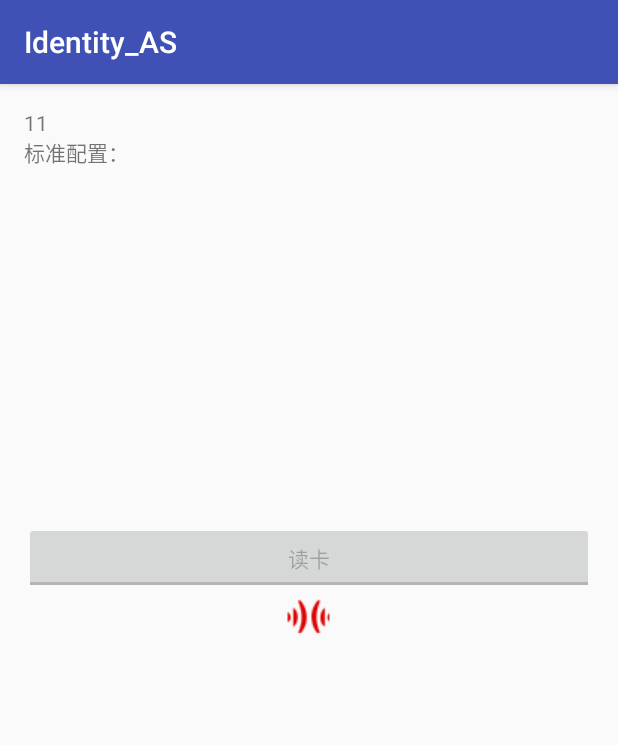
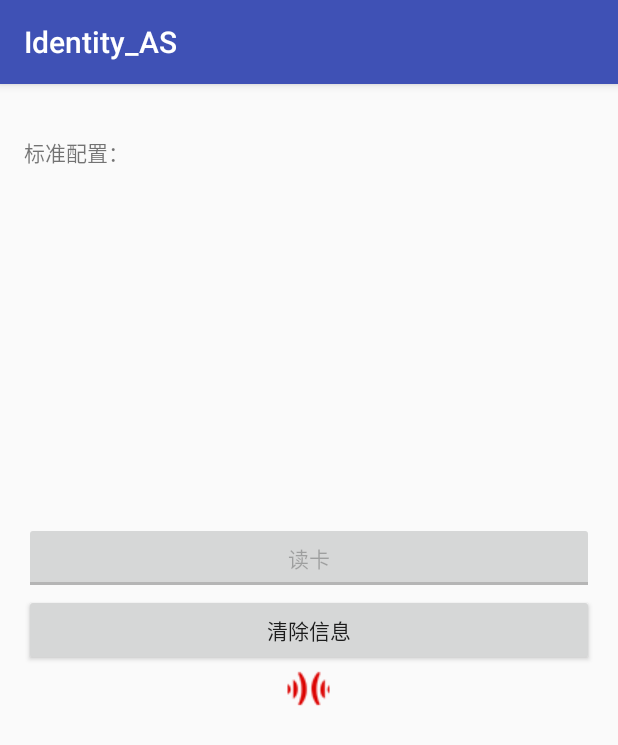
Before and after one commit to SpeedataG/IdentityCard, an Android app: the screen it shows after launch (MainActivity), after a tap on "确定", on a phone screen of 412 x 824 dp. Shown: the top 745 px of the screen. Run offline under Robolectric (Android 15) with nearby library versions, the phone set to English and light mode, and no system bars; libraries missing offline, so code that uses them is left out: android.serialport, com.yanzhenjie.permission; 19 statements that could not run were skipped.

Commit message:
tw:更新device到1.6.8    界面加入清楚信息按钮

```diff
--- a/app/build.gradle
+++ b/app/build.gradle
@@ -41,7 +41,7 @@ dependencies {
     testImplementation 'junit:junit:4.12'
     implementation project(':libid2')
     implementation 'com.alibaba:fastjson:1.2.54'
-    implementation 'com.github.SpeedataG:Device:1.6.4'
+    implementation 'com.github.SpeedataG:Device:1.6.8'
     //6.0权限添加三方库
     implementation 'com.yanzhenjie:permission:1.1.2'
 
--- a/app/src/main/java/com/speedata/identity_as/MainActivity.java
+++ b/app/src/main/java/com/speedata/identity_as/MainActivity.java
@@ -8,11 +8,12 @@ import android.graphics.Bitmap;
 import android.os.Bundle;
 import android.os.Handler;
 import android.os.Message;
-import android.serialport.DeviceControlSpd;
 import android.support.annotation.NonNull;
 import android.support.v7.app.AlertDialog;
 import android.support.v7.app.AppCompatActivity;
 import android.util.Log;
+import android.view.View;
+import android.widget.Button;
 import android.widget.CompoundButton;
 import android.widget.ImageView;
 import android.widget.TextView;
@@ -34,7 +35,7 @@ import com.yanzhenjie.permission.RationaleListener;
 import java.io.IOException;
 import java.util.List;
 
-public class MainActivity extends AppCompatActivity {
+public class MainActivity extends AppCompatActivity implements View.OnClickListener {
     private TextView tvIDInfor;
     private ImageView imgPic;
 
@@ -46,6 +47,8 @@ public class MainActivity extends AppCompatActivity {
     private ImageView imageView;
     private TextView tvTime;
     private IID2Service iid2Service;
+
+
     @SuppressLint("HandlerLeak")
     Handler handler = new Handler() {
         @Override
@@ -76,6 +79,10 @@ public class MainActivity extends AppCompatActivity {
             }
         }
     };
+    /**
+     * 清除信息
+     */
+    private Button mBtnClear;
 
     @Override
     protected void onCreate(Bundle savedInstanceState) {
@@ -83,7 +90,7 @@ public class MainActivity extends AppCompatActivity {
         PlaySoundUtils.initSoundPool(this);
         permission();
         initUI();
-        initID();
+        initView();
         boolean isExit = ConfigUtils.isConfigFileExists();
         if (isExit) {
             tvConfig.setText("定制配置：\n");
@@ -98,6 +105,30 @@ public class MainActivity extends AppCompatActivity {
         }
         tvConfig.append("串口:" + pasm.getSerialPort() + "  波特率：" + pasm.getBraut() + " 上电类型:" +
                 pasm.getPowerType() + " GPIO:" + gpio);
+//        tvConfig.append("串口:" + "ttyMT0" + "  波特率：" + "115200" + " 上电类型:" +
+//                "NEW_MAIN" + " GPIO:" + "12");
+    }
+
+    @Override
+    protected void onResume() {
+        super.onResume();
+        initID();
+    }
+
+    @Override
+    protected void onStop() {
+        super.onStop();
+        try {
+//            DeviceControlSpd deviceControlSpd = new DeviceControlSpd();
+//            deviceControlSpd.gtPower("printer_close");
+//            deviceControlSpd.gtPower("charge_off");
+            //退出 释放二代证模块
+            if (iid2Service != null) {
+                iid2Service.releaseDev();
+            }
+        } catch (IOException e) {
+            e.printStackTrace();
+        }
     }
 
     private void initUI() {
@@ -160,14 +191,16 @@ public class MainActivity extends AppCompatActivity {
                 try {
 //                    DeviceControlSpd deviceControlSpd = new DeviceControlSpd();
 //                    deviceControlSpd.gtPower("printer_open");
+////
 //                    final boolean result = iid2Service.initDev(MainActivity.this, new IDReadCallBack() {
-//                        @Override
+//                        @OverridedeviceControlSpd.gtPower("charge_on");
 //                        public void callBack(IDInfor infor) {
 //                            Message message = new Message();
 //                            message.obj = infor;
 //                            handler.sendMessage(message);
 //                        }
-//                    }, "/dev/ttyHSL1", 115200, null, null);
+//                    }, "/dev/ttyHSL2", 115200, null, null);
+
                     final boolean result = iid2Service.initDev(MainActivity.this
                             , new IDReadCallBack() {
                                 @Override
@@ -177,7 +210,6 @@ public class MainActivity extends AppCompatActivity {
                                     handler.sendMessage(message);
                                 }
                             });
-
                     showResult(result, "");
 
                 } catch (IOException e) {
@@ -238,14 +270,25 @@ public class MainActivity extends AppCompatActivity {
 
     @Override
     protected void onDestroy() {
-        try {
-            //退出 释放二代证模块
-            if (iid2Service != null) {
-                iid2Service.releaseDev();
-            }
-        } catch (IOException e) {
-            e.printStackTrace();
-        }
+
         super.onDestroy();
     }
+
+    private void initView() {
+        mBtnClear = (Button) findViewById(R.id.btn_clear);
+        mBtnClear.setOnClickListener(this);
+    }
+
+    @Override
+    public void onClick(View v) {
+        switch (v.getId()) {
+            default:
+                break;
+            case R.id.btn_clear:
+                tvTime.setText("耗时：" + 0 + "ms");
+                tvIDInfor.setText("");
+                imgPic.setImageBitmap(null);
+                break;
+        }
+    }
 }
--- a/app/src/main/res/layout/activity_main.xml
+++ b/app/src/main/res/layout/activity_main.xml
@@ -1,51 +1,47 @@
 <?xml version="1.0" encoding="utf-8"?>
-<LinearLayout
+<LinearLayout xmlns:android="http://schemas.android.com/apk/res/android"
+    xmlns:tools="http://schemas.android.com/tools"
     android:id="@+id/activity_idtest"
-    xmlns:android="http://schemas.android.com/apk/res/android"
-    xmlns:tools="http://schemas.android.com/tools"
     android:layout_width="match_parent"
     android:layout_height="match_parent"
     android:orientation="vertical"
-    android:paddingBottom="@dimen/activity_vertical_margin"
     android:paddingLeft="@dimen/activity_horizontal_margin"
+    android:paddingTop="@dimen/activity_vertical_margin"
     android:paddingRight="@dimen/activity_horizontal_margin"
-    android:paddingTop="@dimen/activity_vertical_margin"
-    >
+    android:paddingBottom="@dimen/activity_vertical_margin">
 
     <CheckBox
         android:id="@+id/checkbox_wit_finger"
         android:layout_width="fill_parent"
         android:layout_height="wrap_content"
         android:text="@string/need_finger"
-        android:visibility="gone"/>
+        android:visibility="gone" />
 
     <TextView
         android:id="@+id/tv_msg"
         android:layout_width="fill_parent"
         android:layout_height="wrap_content"
-        android:text="11"/>
+        android:text="" />
 
     <TextView
         android:id="@+id/tv_config"
         android:layout_width="fill_parent"
-        android:layout_height="wrap_content"
-        />
+        android:layout_height="wrap_content" />
 
     <LinearLayout
         android:layout_width="fill_parent"
         android:layout_height="200dp"
         android:orientation="horizontal"
-        android:paddingBottom="3dp"
         android:paddingLeft="3dp"
+        android:paddingTop="3dp"
         android:paddingRight="3dp"
-        android:paddingTop="3dp">
+        android:paddingBottom="3dp">
 
         <TextView
             android:id="@+id/tv_idinfor"
             android:layout_width="0dp"
             android:layout_height="200dp"
-            android:layout_weight="1"
-            />
+            android:layout_weight="1" />
 
         <LinearLayout
             android:layout_width="0dp"
@@ -58,15 +54,14 @@
                 android:layout_width="150dp"
                 android:layout_height="150dp"
                 android:layout_gravity="center"
-                android:layout_marginRight="10dp"
                 android:layout_marginTop="5dp"
-                />
+                android:layout_marginRight="10dp" />
 
             <ImageView
                 android:id="@+id/img_finger"
                 android:layout_width="wrap_content"
                 android:layout_height="0dp"
-                android:layout_weight="1"/>
+                android:layout_weight="1" />
 
         </LinearLayout>
 
@@ -84,29 +79,28 @@
             android:layout_width="0dp"
             android:layout_height="wrap_content"
             android:layout_weight="1"
-            android:text="search"/>
+            android:text="search" />
 
         <Button
             android:id="@+id/btn_select"
             android:layout_width="0dp"
             android:layout_height="wrap_content"
             android:layout_weight="1"
-            android:text="select"/>
+            android:text="select" />
 
         <Button
             android:id="@+id/btn_read"
             android:layout_width="0dp"
             android:layout_height="wrap_content"
             android:layout_weight="1"
-            android:text="Read"/>
+            android:text="Read" />
 
     </LinearLayout>
 
     <TextView
         android:id="@+id/tv_time"
         android:layout_width="fill_parent"
-        android:layout_height="wrap_content"
-        />
+        android:layout_height="wrap_content" />
 
     <ToggleButton
         android:id="@+id/btn_get"
@@ -114,14 +108,21 @@
         android:layout_height="wrap_content"
         android:text="读取身份证"
         android:textOff="读卡"
-        android:textOn="停止"/>
+        android:textOn="停止" />
+
+    <Button
+        android:id="@+id/btn_clear"
+        android:layout_width="match_parent"
+        android:layout_height="wrap_content"
+        android:text="清除信息" />
+
 
     <ImageView
         android:id="@+id/img_logo"
         android:layout_width="wrap_content"
         android:layout_height="wrap_content"
         android:layout_gravity="center"
-        android:src="@drawable/icon_logo"/>
+        android:src="@drawable/icon_logo" />
 
 
 </LinearLayout>
--- a/libid2/build.gradle
+++ b/libid2/build.gradle
@@ -130,6 +130,6 @@ dependencies {
         resolutionStrategy.force 'com.android.support:support-annotations:28.0.0'
     }
     testImplementation 'junit:junit:4.12'
-    implementation 'com.github.SpeedataG:Device:1.6.4'
+    implementation 'com.github.SpeedataG:Device:1.6.8'
     implementation 'com.google.code.gson:gson:2.8.5'
 }
```
